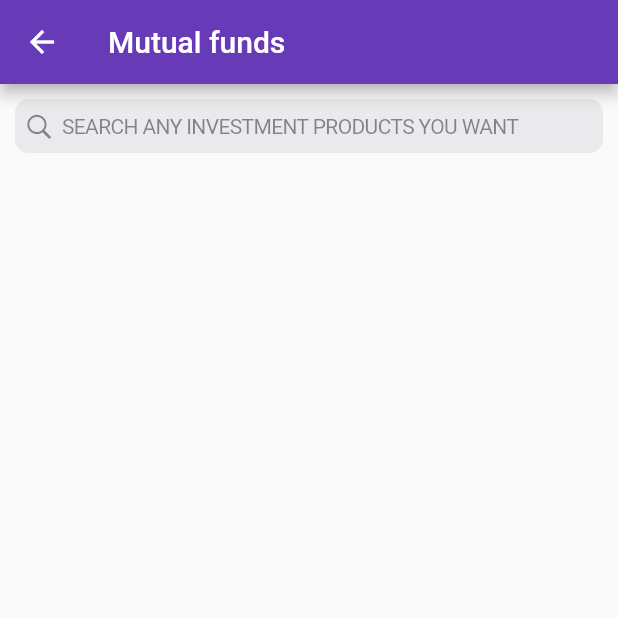
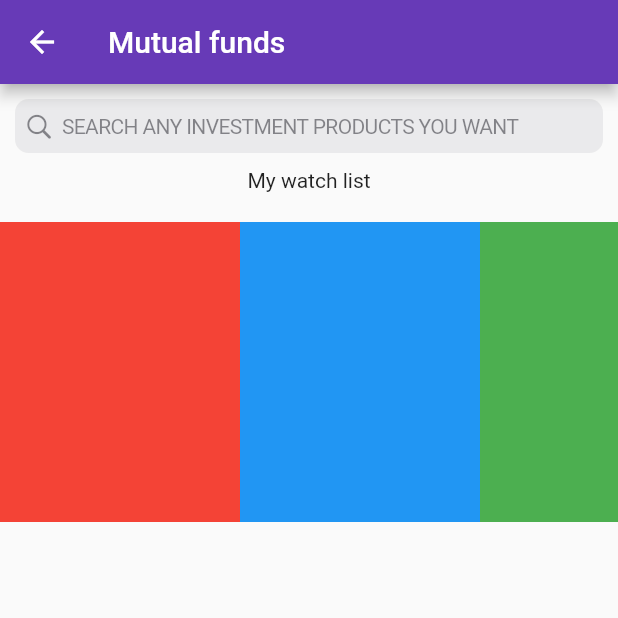
Before and after one commit to mildminihi/fluteasy, a Flutter app: the screen it shows after launch, on a phone screen of 412 x 824 dp, the top half of it. Run offline on Flutter 3.47's test engine with Material 2 defaults, Android fonts, the phone set to English and light mode, and no system bars.

Commit message:
Add list of containner

```diff
--- a/lib/main.dart
+++ b/lib/main.dart
@@ -49,7 +49,38 @@
                 placeholder: "SEARCH ANY INVESTMENT PRODUCTS YOU WANT",
                 style: TextStyle(fontSize: 14.0),
               ),
-            )
+            ),
+            const Text("My watch list", textAlign: TextAlign.start),
+            Container(
+              margin: const EdgeInsets.symmetric(vertical: 20.0),
+              height: 200.0,
+              child: ListView(
+                // This next line does the trick.
+                scrollDirection: Axis.horizontal,
+                children: <Widget>[
+                  Container(
+                    width: 160.0,
+                    color: Colors.red,
+                  ),
+                  Container(
+                    width: 160.0,
+                    color: Colors.blue,
+                  ),
+                  Container(
+                    width: 160.0,
+                    color: Colors.green,
+                  ),
+                  Container(
+                    width: 160.0,
+                    color: Colors.yellow,
+                  ),
+                  Container(
+                    width: 160.0,
+                    color: Colors.orange,
+                  ),
+                ],
+              ),
+            ),
           ],
         ),
       ),
```
